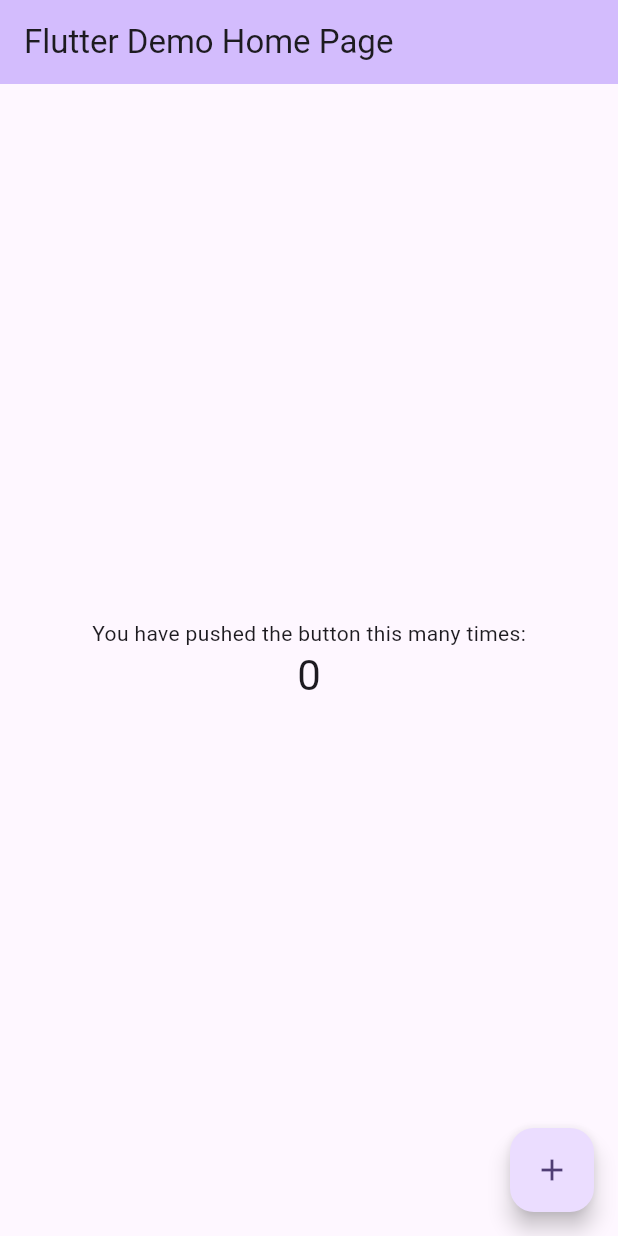
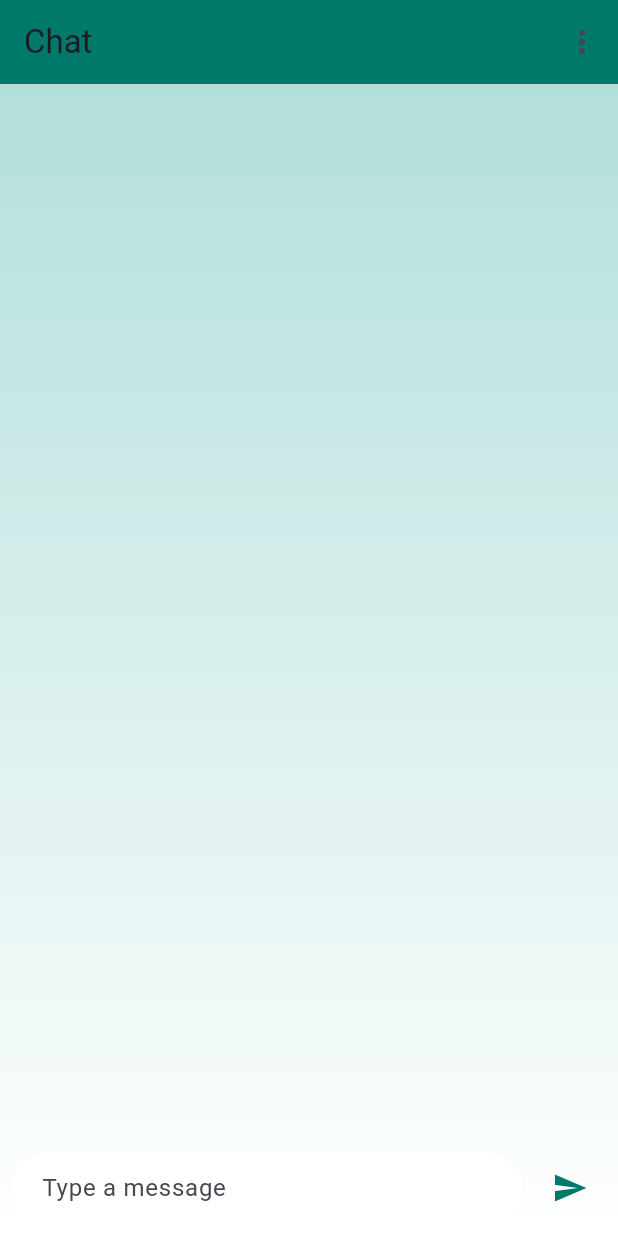
Before and after one commit to Raunakshaw360/random_chat, a Flutter app: the screen it shows after launch, on a phone screen of 412 x 824 dp. Run offline on Flutter 3.47's test engine with Material 3 defaults, Android fonts, the phone set to English and light mode, and no system bars.

Commit message:
basic ui integrated

```diff
--- /dev/null
+++ b/lib/app_pages/app_pages/home_page.dart
@@ -0,0 +1,124 @@
+import 'package:flutter/material.dart';
+
+void main() {
+  runApp(MyApp());
+}
+
+class MyApp extends StatelessWidget {
+  @override
+  Widget build(BuildContext context) {
+    return MaterialApp(
+      title: 'Chat App',
+      theme: ThemeData(
+        primarySwatch: Colors.blue,
+      ),
+      home: ChatScreen(),
+    );
+  }
+}
+
+class ChatScreen extends StatefulWidget {
+  @override
+  _ChatScreenState createState() => _ChatScreenState();
+}
+
+class _ChatScreenState extends State<ChatScreen> {
+  final List<Map<String, String>> _messages = [];
+  final TextEditingController _controller = TextEditingController();
+
+  void _handleSendMessage() {
+    final String text = _controller.text.trim();
+    if (text.isNotEmpty) {
+      setState(() {
+        _messages.add({'text': text, 'sender': 'me'});
+      });
+      _controller.clear();
+    }
+  }
+
+  @override
+  Widget build(BuildContext context) {
+    return Scaffold(
+      appBar: AppBar(
+        title: Text('Chat'),
+        backgroundColor: Colors.teal[700],
+        elevation: 0,
+        actions: [
+          IconButton(
+            icon: Icon(Icons.more_vert),
+            onPressed: () {},
+          ),
+        ],
+      ),
+      body: Container(
+        decoration: BoxDecoration(
+          gradient: LinearGradient(
+            colors: [Colors.teal[100]!, Colors.white],
+            begin: Alignment.topCenter,
+            end: Alignment.bottomCenter,
+          ),
+        ),
+        child: Column(
+          children: [
+            Expanded(
+              child: ListView.builder(
+                reverse: true,
+                itemCount: _messages.length,
+                itemBuilder: (context, index) {
+                  final message = _messages[index];
+                  final isMe = message['sender'] == 'me';
+                  return Align(
+                    alignment: isMe ? Alignment.centerRight : Alignment.centerLeft,
+                    child: Container(
+                      margin: EdgeInsets.symmetric(vertical: 4, horizontal: 8),
+                      padding: EdgeInsets.all(12),
+                      constraints: BoxConstraints(maxWidth: MediaQuery.of(context).size.width * 0.7),
+                      decoration: BoxDecoration(
+                        color: isMe ? Colors.teal[300] : Colors.grey[300],
+                        borderRadius: BorderRadius.circular(12),
+                      ),
+                      child: Text(
+                        message['text']!,
+                        style: TextStyle(
+                          color: isMe ? Colors.white : Colors.black87,
+                          fontSize: 16,
+                        ),
+                      ),
+                    ),
+                  );
+                },
+              ),
+            ),
+            Padding(
+              padding: const EdgeInsets.all(8.0),
+              child: Row(
+                children: [
+                  Expanded(
+                    child: TextField(
+                      controller: _controller,
+                      decoration: InputDecoration(
+                        hintText: 'Type a message',
+                        filled: true,
+                        fillColor: Colors.white,
+                        border: OutlineInputBorder(
+                          borderRadius: BorderRadius.circular(30),
+                          borderSide: BorderSide.none,
+                        ),
+                        contentPadding: EdgeInsets.symmetric(horizontal: 16, vertical: 8),
+                      ),
+                    ),
+                  ),
+                  SizedBox(width: 8),
+                  IconButton(
+                    icon: Icon(Icons.send, color: Colors.teal[700]),
+                    onPressed: _handleSendMessage,
+                  ),
+                ],
+              ),
+            ),
+          ],
+        ),
+      ),
+    );
+  }
+}
--- a/lib/main.dart
+++ b/lib/main.dart
@@ -1,4 +1,6 @@
 import 'package:flutter/material.dart';
+
+import 'app_pages/app_pages/home_page.dart';
 
 void main() {
   runApp(const MyApp());
@@ -7,119 +9,14 @@
 class MyApp extends StatelessWidget {
   const MyApp({super.key});
 
-  // This widget is the root of your application.
   @override
   Widget build(BuildContext context) {
     return MaterialApp(
-      title: 'Flutter Demo',
+      title: 'Blank Home Page',
       theme: ThemeData(
-        // This is the theme of your application.
-        //
-        // TRY THIS: Try running your application with "flutter run". You'll see
-        // the application has a purple toolbar. Then, without quitting the app,
-        // try changing the seedColor in the colorScheme below to Colors.green
-        // and then invoke "hot reload" (save your changes or press the "hot
-        // reload" button in a Flutter-supported IDE, or press "r" if you used
-        // the command line to start the app).
-        //
-        // Notice that the counter didn't reset back to zero; the application
-        // state is not lost during the reload. To reset the state, use hot
-        // restart instead.
-        //
-        // This works for code too, not just values: Most code changes can be
-        // tested with just a hot reload.
-        colorScheme: ColorScheme.fromSeed(seedColor: Colors.deepPurple),
-        useMaterial3: true,
+        primarySwatch: Colors.blue,
       ),
-      home: const MyHomePage(title: 'Flutter Demo Home Page'),
+      home: ChatScreen(),
     );
   }
 }
-
-class MyHomePage extends StatefulWidget {
-  const MyHomePage({super.key, required this.title});
-
-  // This widget is the home page of your application. It is stateful, meaning
-  // that it has a State object (defined below) that contains fields that affect
-  // how it looks.
-
-  // This class is the configuration for the state. It holds the values (in this
-  // case the title) provided by the parent (in this case the App widget) and
-  // used by the build method of the State. Fields in a Widget subclass are
-  // always marked "final".
-
-  final String title;
-
-  @override
-  State<MyHomePage> createState() => _MyHomePageState();
-}
-
-class _MyHomePageState extends State<MyHomePage> {
-  int _counter = 0;
-
-  void _incrementCounter() {
-    setState(() {
-      // This call to setState tells the Flutter framework that something has
-      // changed in this State, which causes it to rerun the build method below
-      // so that the display can reflect the updated values. If we changed
-      // _counter without calling setState(), then the build method would not be
-      // called again, and so nothing would appear to happen.
-      _counter++;
-    });
-  }
-
-  @override
-  Widget build(BuildContext context) {
-    // This method is rerun every time setState is called, for instance as done
-    // by the _incrementCounter method above.
-    //
-    // The Flutter framework has been optimized to make rerunning build methods
-    // fast, so that you can just rebuild anything that needs updating rather
-    // than having to individually change instances of widgets.
-    return Scaffold(
-      appBar: AppBar(
-        // TRY THIS: Try changing the color here to a specific color (to
-        // Colors.amber, perhaps?) and trigger a hot reload to see the AppBar
-        // change color while the other colors stay the same.
-        backgroundColor: Theme.of(context).colorScheme.inversePrimary,
-        // Here we take the value from the MyHomePage object that was created by
-        // the App.build method, and use it to set our appbar title.
-        title: Text(widget.title),
-      ),
-      body: Center(
-        // Center is a layout widget. It takes a single child and positions it
-        // in the middle of the parent.
-        child: Column(
-          // Column is also a layout widget. It takes a list of children and
-          // arranges them vertically. By default, it sizes itself to fit its
-          // children horizontally, and tries to be as tall as its parent.
-          //
-          // Column has various properties to control how it sizes itself and
-          // how it positions its children. Here we use mainAxisAlignment to
-          // center the children vertically; the main axis here is the vertical
-          // axis because Columns are vertical (the cross axis would be
-          // horizontal).
-          //
-          // TRY THIS: Invoke "debug painting" (choose the "Toggle Debug Paint"
-          // action in the IDE, or press "p" in the console), to see the
-          // wireframe for each widget.
-          mainAxisAlignment: MainAxisAlignment.center,
-          children: <Widget>[
-            const Text(
-              'You have pushed the button this many times:',
-            ),
-            Text(
-              '$_counter',
-              style: Theme.of(context).textTheme.headlineMedium,
-            ),
-          ],
-        ),
-      ),
-      floatingActionButton: FloatingActionButton(
-        onPressed: _incrementCounter,
-        tooltip: 'Increment',
-        child: const Icon(Icons.add),
-      ), // This trailing comma makes auto-formatting nicer for build methods.
-    );
-  }
-}
```
